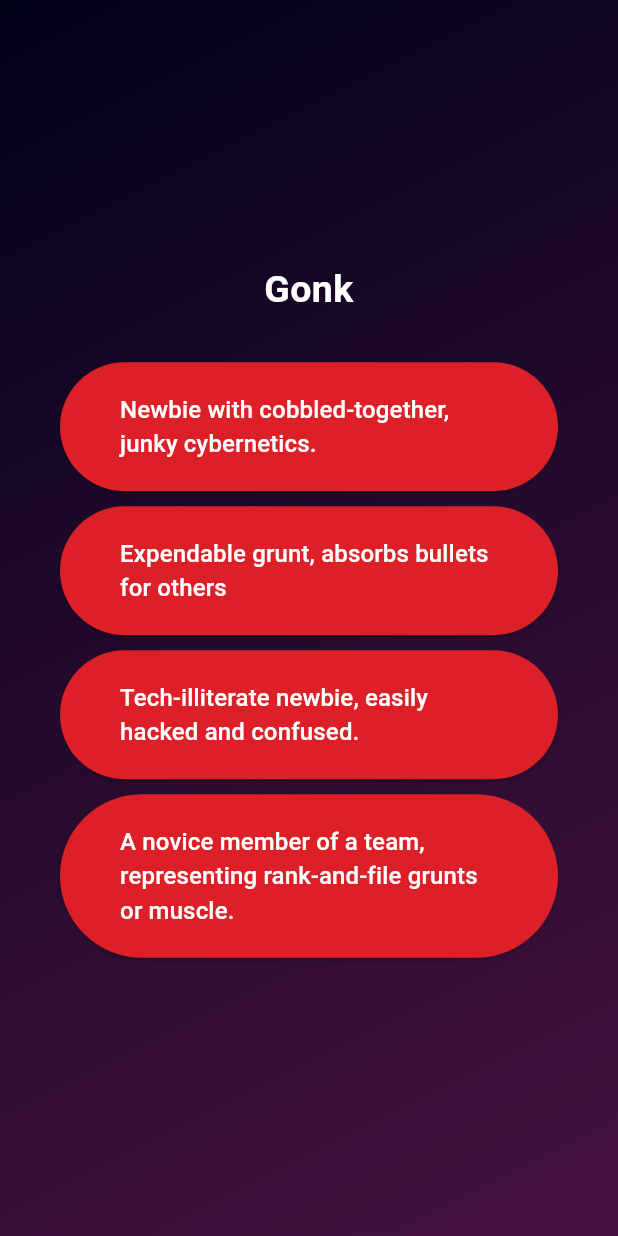
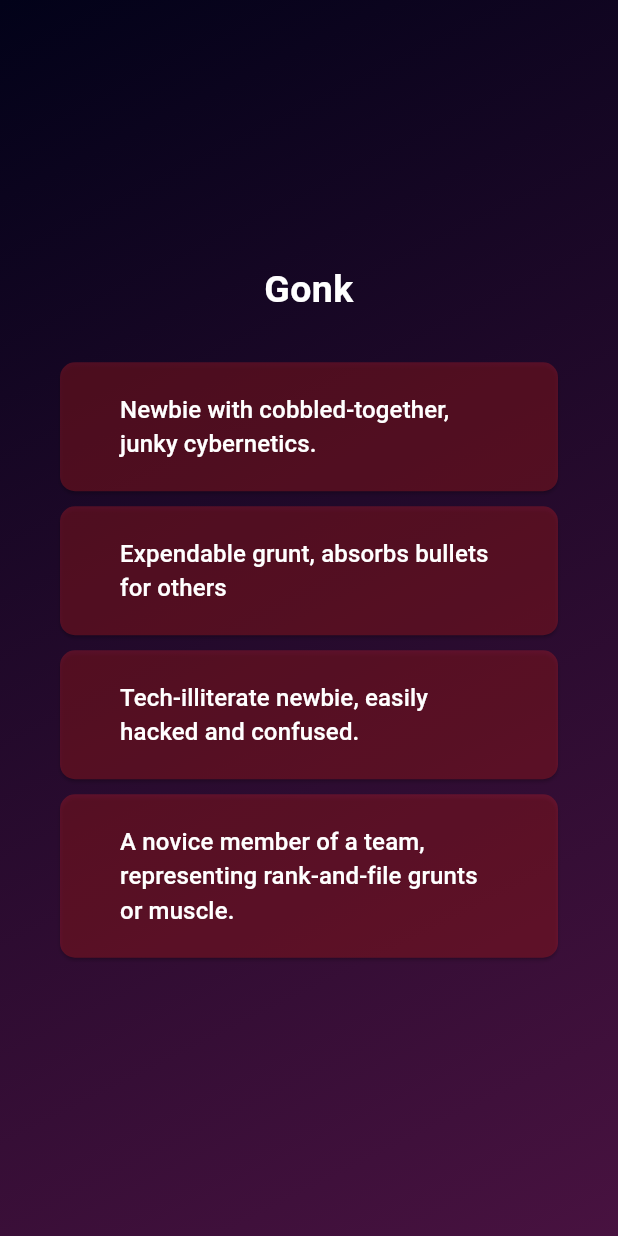
Before and after one commit to graveto/know_the_game, a Flutter app: the screen it shows after launch, after a tap on "Start Training", on a phone screen of 412 x 824 dp. Run offline on Flutter 3.47's test engine with Material 3 defaults, Android fonts, the phone set to English and light mode, and no system bars; our stand-ins replace google_fonts; Roboto replaces fonts that are missing (Audiowide).

Commit message:
Built quiz for Cyberpunk

```diff
--- a/lib/answer_button.dart
+++ b/lib/answer_button.dart
@@ -16,13 +16,16 @@ class AnswerButton extends StatelessWidget {
       onPressed: onTap,
       style: ElevatedButton.styleFrom(
         backgroundColor: const Color.fromARGB(
-          255,
+          75,
           221,
           32,
           39,
         ),
         foregroundColor: Colors.white,
-        padding: const EdgeInsets.symmetric(vertical: 20, horizontal: 40)
+        padding: const EdgeInsets.symmetric(vertical: 20, horizontal: 40),
+        shape: RoundedRectangleBorder(
+          borderRadius: BorderRadius.circular(10),
+        ),
       ),
       child: Text(
         answerText,
```
